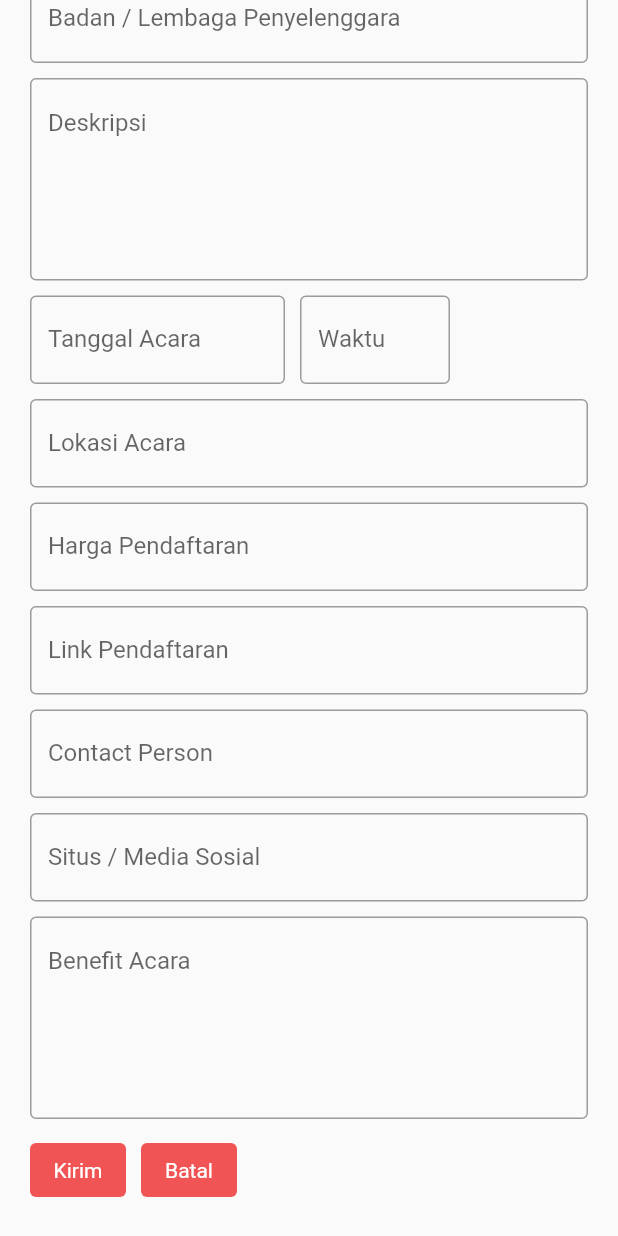
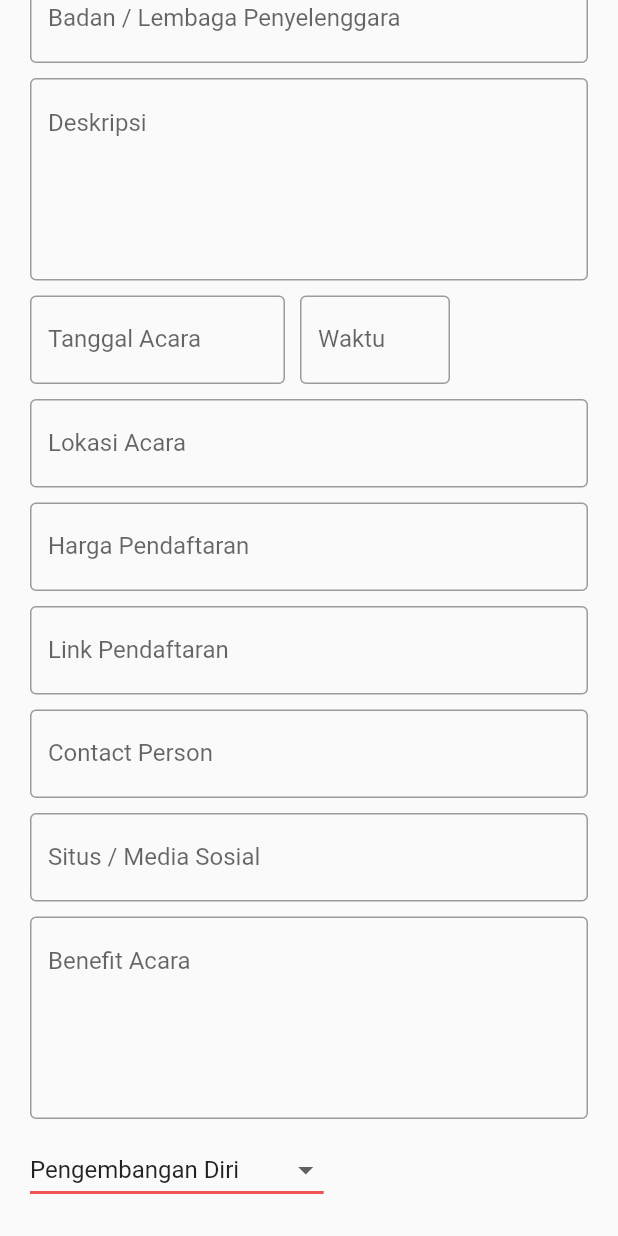
Before and after one commit to zulham-dahlan/WebinfoSenter, a Flutter app: the FormPengajuan screen opened by its route, scrolled down 154 dp, on a phone screen of 412 x 824 dp. Run offline on Flutter 3.47's test engine with Material 2 defaults, Android fonts, the phone set to English and light mode, and no system bars; our stand-ins replace cloud_firestore, firebase_auth, firebase_storage, flutter_swiper_null_safety, image_picker; accounts and stored records are empty.

Commit message:
Memperbaiki logic pengajuan webinar

```diff
--- a/lib/main.dart
+++ b/lib/main.dart
@@ -15,8 +15,6 @@
 import 'package:webinfo_senter/ui/register_page.dart';
 import 'package:webinfo_senter/ui/webinarku_page.dart';
 import 'package:webinfo_senter/ui/splash_screen.dart';
-import 'package:webinfo_senter/ui/setting_page.dart';
-import 'package:webinfo_senter/ui/home.dart';
 import 'package:webinfo_senter/ui/add_image.dart';
 
 Future<void> main() async {
@@ -53,8 +51,6 @@
                   ModalRoute.of(context)?.settings.arguments as Webinar),
           AllWebinar.routeName: (context) => AllWebinar(),
           FormPengajuan.routeName: (context) => FormPengajuan(),
-          SettingPage.routeName: (context) => SettingPage(),
-          HomePage2.routeName: (context) => HomePage2(),
           AddImage.routeName: (context) => AddImage()
         },
       ),
--- a/lib/ui/pengajuan_screen.dart
+++ b/lib/ui/pengajuan_screen.dart
@@ -1,5 +1,7 @@
 import 'package:flutter/material.dart';
 import 'package:webinfo_senter/common/style.dart';
+import 'package:webinfo_senter/data/firebase/firestore_service.dart';
+import 'package:webinfo_senter/data/model/webinar.dart';
 
 class FormPengajuan extends StatefulWidget {
   static const routeName = '/form_pengajuan';
@@ -9,6 +11,23 @@ class FormPengajuan extends StatefulWidget {
 }
 
 class _FormPengajuanState extends State<FormPengajuan> {
+  final TextEditingController _judulController = TextEditingController();
+  final TextEditingController _penyelenggaraController =
+      TextEditingController();
+  final TextEditingController _deskripsiController = TextEditingController();
+  final TextEditingController _tglAcaraController = TextEditingController();
+  final TextEditingController _waktuAcaraController = TextEditingController();
+  final TextEditingController _hargaController = TextEditingController();
+  final TextEditingController _lokasiAcaraController = TextEditingController();
+  final TextEditingController _linkPendaftaranController =
+      TextEditingController();
+  final TextEditingController _contactPersonController =
+      TextEditingController();
+  final TextEditingController _sosmedController = TextEditingController();
+  final TextEditingController _benefitController = TextEditingController();
+  String dropDownValue = 'Pengembangan Diri';
+  late String urlPoster;
+
   @override
   Widget build(BuildContext context) {
     return Scaffold(
@@ -23,13 +42,16 @@ class _FormPengajuanState extends State<FormPengajuan> {
                   alignment: Alignment.center,
                   child: Text(
                     'Ajukan Webinar',
-                    style: styleRoboto.copyWith(fontSize: 24,),
+                    style: styleRoboto.copyWith(
+                      fontSize: 24,
+                    ),
                   ),
                 ),
                 SizedBox(
                   height: 20.0,
                 ),
                 TextFormField(
+                  controller: _judulController,
                   decoration: InputDecoration(
                     labelText: 'Judul Acara',
                     border: OutlineInputBorder(),
@@ -40,6 +62,7 @@ class _FormPengajuanState extends State<FormPengajuan> {
                   height: 10.0,
                 ),
                 TextFormField(
+                  controller: _penyelenggaraController,
                   decoration: InputDecoration(
                     labelText: 'Badan / Lembaga Penyelenggara',
                     border: OutlineInputBorder(),
@@ -50,6 +73,7 @@ class _FormPengajuanState extends State<FormPengajuan> {
                   height: 10.0,
                 ),
                 TextFormField(
+                  controller: _deskripsiController,
                   maxLines: 5,
                   decoration: InputDecoration(
                     labelText: 'Deskripsi',
@@ -69,9 +93,10 @@ class _FormPengajuanState extends State<FormPengajuan> {
                       margin: EdgeInsets.only(right: 10),
                       width: 170,
                       child: TextFormField(
+                        controller: _tglAcaraController,
                         decoration: InputDecoration(
                           labelText: 'Tanggal Acara',
-                          hintText: '01 Januari 2021',
+                          hintText: 'Sabtu, 01 Januari 2021',
                           border: OutlineInputBorder(),
                         ),
                         style: TextStyle(color: Colors.black),
@@ -80,6 +105,7 @@ class _FormPengajuanState extends State<FormPengajuan> {
                     Container(
                       width: 100,
                       child: TextFormField(
+                        controller: _waktuAcaraController,
                         decoration: InputDecoration(
                           labelText: 'Waktu',
                           hintText: '08:00',
@@ -94,6 +120,7 @@ class _FormPengajuanState extends State<FormPengajuan> {
                   height: 10.0,
                 ),
                 TextFormField(
+                  controller: _lokasiAcaraController,
                   decoration: InputDecoration(
                     labelText: 'Lokasi Acara',
                     border: OutlineInputBorder(),
@@ -104,6 +131,7 @@ class _FormPengajuanState extends State<FormPengajuan> {
                   height: 10.0,
                 ),
                 TextFormField(
+                  controller: _hargaController,
                   decoration: InputDecoration(
                     labelText: 'Harga Pendaftaran',
                     border: OutlineInputBorder(),
@@ -114,6 +142,7 @@ class _FormPengajuanState extends State<FormPengajuan> {
                   height: 10.0,
                 ),
                 TextFormField(
+                  controller: _linkPendaftaranController,
                   decoration: InputDecoration(
                     labelText: 'Link Pendaftaran',
                     border: OutlineInputBorder(),
@@ -124,6 +153,7 @@ class _FormPengajuanState extends State<FormPengajuan> {
                   height: 10.0,
                 ),
                 TextFormField(
+                  controller: _contactPersonController,
                   decoration: InputDecoration(
                     labelText: 'Contact Person',
                     border: OutlineInputBorder(),
@@ -134,6 +164,7 @@ class _FormPengajuanState extends State<FormPengajuan> {
                   height: 10.0,
                 ),
                 TextFormField(
+                  controller: _sosmedController,
                   decoration: InputDecoration(
                     labelText: 'Situs / Media Sosial',
                     border: OutlineInputBorder(),
@@ -144,6 +175,7 @@ class _FormPengajuanState extends State<FormPengajuan> {
                   height: 10.0,
                 ),
                 TextFormField(
+                  controller: _benefitController,
                   maxLines: 5,
                   decoration: InputDecoration(
                     labelText: 'Benefit Acara',
@@ -157,6 +189,38 @@ class _FormPengajuanState extends State<FormPengajuan> {
                 SizedBox(
                   height: 10.0,
                 ),
+                DropdownButton<String>(
+                  value: dropDownValue,
+                  icon: const Icon(Icons.arrow_drop_down),
+                  elevation: 16,
+                  underline: Container(
+                    height: 2,
+                    color: customRedColor,
+                  ),
+                  onChanged: (String? newValue) {
+                    setState(() {
+                      dropDownValue = newValue!;
+                    });
+                  },
+                  items: <String>[
+                    'Pengembangan Diri',
+                    'Religi',
+                    'Teknologi dan Informasi',
+                    'Ekonomi'
+                  ].map<DropdownMenuItem<String>>((String value) {
+                    return DropdownMenuItem(
+                      value: value,
+                      child: Text(value),
+                    );
+                  }).toList(),
+                ),
+                SizedBox(
+                  height: 10.0,
+                ),
+                //Tambahkan disiniiii
+                SizedBox(
+                  height: 10.0,
+                ),
                 Row(
                   children: [
                     Container(
@@ -166,7 +230,21 @@ class _FormPengajuanState extends State<FormPengajuan> {
                           backgroundColor: customRedColor,
                         ),
                         onPressed: () {
-
+                          Webinar webinar = Webinar(
+                              judul: _judulController.text,
+                              penyelenggara: _penyelenggaraController.text,
+                              deskripsi: _deskripsiController.text,
+                              tglAcara: _tglAcaraController.text,
+                              waktuAcara: _waktuAcaraController.text,
+                              lokasiAcara: _lokasiAcaraController.text,
+                              harga: _hargaController.text,
+                              linkPendaftaran: _linkPendaftaranController.text,
+                              contactPerson: _contactPersonController.text,
+                              sosmed: _sosmedController.text,
+                              benefit: _benefitController.text,
+                              urlPoster: urlPoster,
+                              kategori: dropDownValue);
+                          FirestoreService.addWebinar(webinar);
                         },
                         child: Text(
                           'Kirim',
--- a/lib/ui/register_page.dart
+++ b/lib/ui/register_page.dart
@@ -4,7 +4,6 @@ import 'package:flutter/material.dart';
 import 'package:webinfo_senter/data/firebase/auth_service.dart';
 import 'package:webinfo_senter/common/style.dart';
 import 'package:webinfo_senter/data/model/akun.dart';
-import 'package:webinfo_senter/data/firebase/firestore_service.dart';
 import 'package:webinfo_senter/ui/layout_navigation.dart';
 import 'package:webinfo_senter/ui/login_page.dart';
 
```
Also changed, not shown: lib/data/firebase/firestore_service.dart (+18 -0 lines), lib/ui/home.dart (deleted, +0 -54 lines), lib/ui/profile_page.dart (+1 -14 lines), lib/ui/setting_page.dart (deleted, +0 -41 lines).
